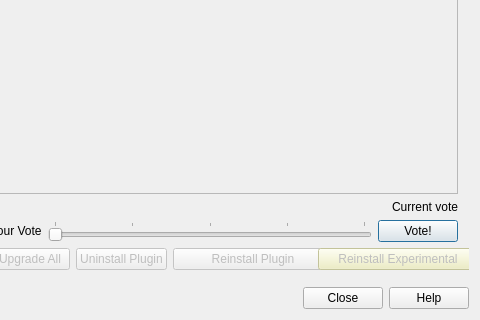
Above: src/ui/qgspluginmanagerbase.ui from carsmie/QGIS before the change; both pictures show x 407 to 887 and y 421 to 741 of the 887 by 741 pixel window. Below: the same form after it.
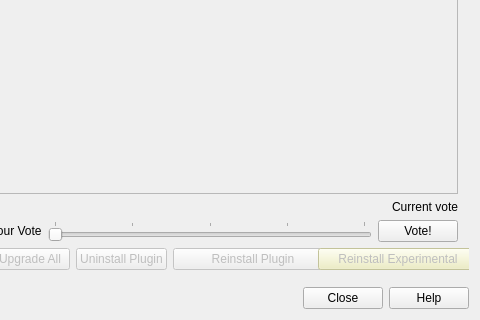
That is the form after the change. Icons and pictures are not drawn. Custom widgets are drawn as their Qt base class.

Commit message: Fix #50202 Pressing Enter does not upgrade all plugins anymore

The edit to the form file:
```diff
--- a/src/ui/qgspluginmanagerbase.ui
+++ b/src/ui/qgspluginmanagerbase.ui
@@ -414,6 +414,9 @@
                    <property name="text">
                     <string>Vote!</string>
                    </property>
+                   <property name="autoDefault">
+                    <bool>false</bool>
+                   </property>
                   </widget>
                  </item>
                  <item row="1" column="0">
```
Left out of the diff: 69 changed lines with no effect on the pictures.
